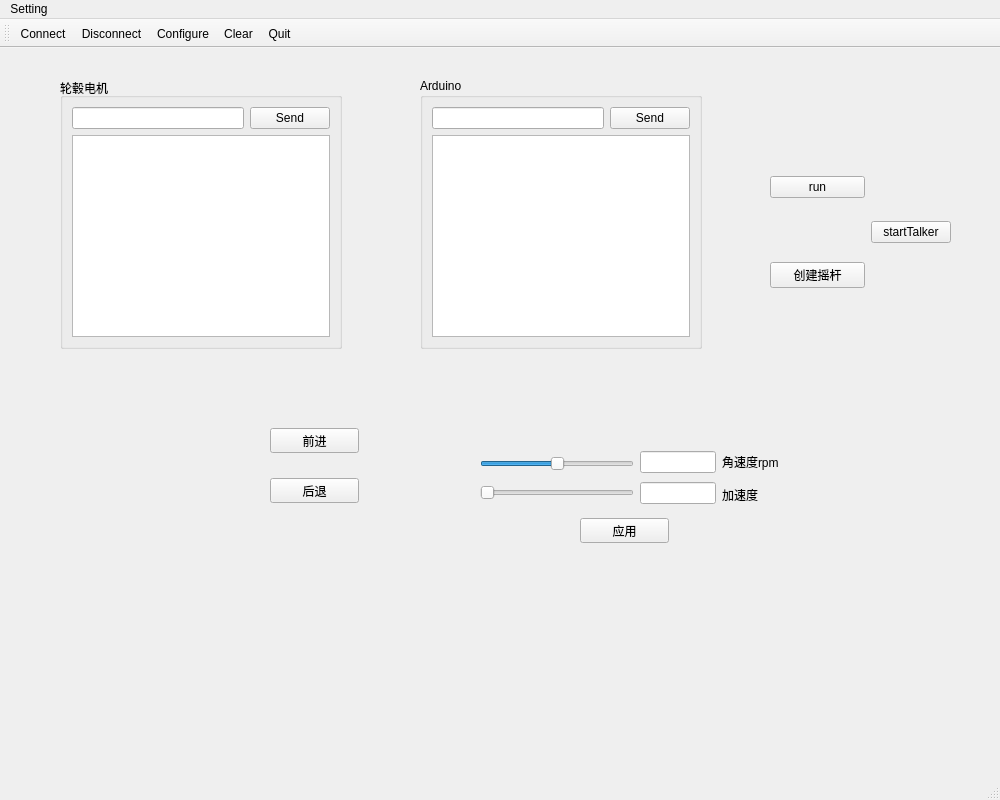
Above: ros/catkin_ws/src/qt_app/ui/mainwindow.ui from djl806943371/graduate_project before the change. Below: the same form after it.
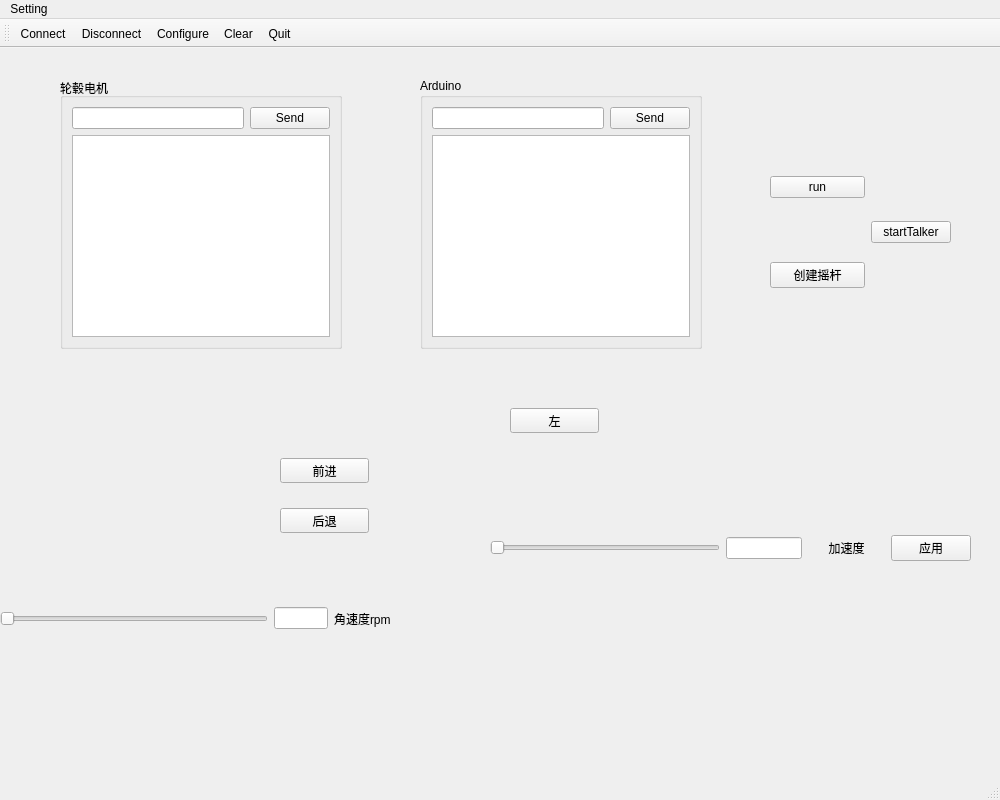
That is the form after the change. Icons and pictures are not drawn. Custom widgets are drawn as their Qt base class.

Diff of the .ui file:
```diff
--- a/ros/catkin_ws/src/qt_app/ui/mainwindow.ui
+++ b/ros/catkin_ws/src/qt_app/ui/mainwindow.ui
@@ -92,8 +92,8 @@
    <widget class="CustomButton" name="rocker">
     <property name="geometry">
      <rect>
-      <x>20</x>
-      <y>320</y>
+      <x>10</x>
+      <y>310</y>
       <width>250</width>
       <height>250</height>
      </rect>
@@ -111,8 +111,8 @@
    <widget class="QPushButton" name="goFront">
     <property name="geometry">
      <rect>
-      <x>270</x>
-      <y>380</y>
+      <x>280</x>
+      <y>410</y>
       <width>89</width>
       <height>25</height>
      </rect>
@@ -136,8 +136,8 @@
    <widget class="QPushButton" name="goBack">
     <property name="geometry">
      <rect>
-      <x>270</x>
-      <y>430</y>
+      <x>280</x>
+      <y>460</y>
       <width>89</width>
       <height>25</height>
      </rect>
@@ -152,71 +152,29 @@
      <number>300</number>
     </property>
    </widget>
-   <widget class="QPushButton" name="applyButton">
-    <property name="geometry">
-     <rect>
-      <x>580</x>
-      <y>470</y>
-      <width>89</width>
-      <height>25</height>
-     </rect>
-    </property>
-    <property name="text">
-     <string>应用</string>
-    </property>
-   </widget>
    <widget class="QWidget" name="layoutWidget2">
     <property name="geometry">
      <rect>
-      <x>480</x>
-      <y>400</y>
-      <width>319</width>
+      <x>490</x>
+      <y>470</y>
+      <width>481</width>
       <height>60</height>
      </rect>
     </property>
-    <layout class="QHBoxLayout" name="horizontalLayout_2" stretch="2,1,1">
-     <item>
-      <layout class="QVBoxLayout" name="verticalLayout_5">
-       <item>
-        <widget class="QSlider" name="rpmSliderBar">
-         <property name="minimum">
-          <number>-100</number>
-         </property>
-         <property name="maximum">
-          <number>100</number>
-         </property>
-         <property name="singleStep">
-          <number>2</number>
-         </property>
-         <property name="orientation">
-          <enum>Qt::Horizontal</enum>
-         </property>
-        </widget>
-       </item>
+    <layout class="QHBoxLayout" name="horizontalLayout_2" stretch="3,1,1,1">
        <item>
         <widget class="QSlider" name="accelerationSliderBar">
          <property name="minimum">
           <number>0</number>
          </property>
          <property name="maximum">
-          <number>10</number>
+        <number>1000</number>
          </property>
          <property name="singleStep">
           <number>2</number>
          </property>
          <property name="orientation">
           <enum>Qt::Horizontal</enum>
-         </property>
-        </widget>
-       </item>
-      </layout>
-     </item>
-     <item>
-      <layout class="QVBoxLayout" name="verticalLayout_4">
-       <item>
-        <widget class="QLineEdit" name="rpmEdit">
-         <property name="readOnly">
-          <bool>true</bool>
          </property>
         </widget>
        </item>
@@ -227,25 +185,22 @@
          </property>
         </widget>
        </item>
-      </layout>
-     </item>
-     <item>
-      <layout class="QVBoxLayout" name="verticalLayout_3">
-       <item>
-        <widget class="QLabel" name="label">
-         <property name="text">
-          <string>角速度rpm</string>
-         </property>
-        </widget>
-       </item>
        <item>
         <widget class="QLabel" name="label_2">
          <property name="text">
           <string>加速度</string>
          </property>
-        </widget>
-       </item>
-      </layout>
+       <property name="alignment">
+        <set>Qt::AlignCenter</set>
+       </property>
+      </widget>
+     </item>
+     <item>
+      <widget class="QPushButton" name="applyButton">
+       <property name="text">
+        <string>应用</string>
+       </property>
+      </widget>
      </item>
     </layout>
    </widget>
@@ -327,6 +282,64 @@
      </item>
     </layout>
    </widget>
+   <widget class="QPushButton" name="goLeftButton">
+    <property name="geometry">
+     <rect>
+      <x>510</x>
+      <y>360</y>
+      <width>89</width>
+      <height>25</height>
+     </rect>
+    </property>
+    <property name="text">
+     <string>左</string>
+    </property>
+    <property name="autoRepeat">
+     <bool>false</bool>
+    </property>
+   </widget>
+   <widget class="QWidget" name="">
+    <property name="geometry">
+     <rect>
+      <x>0</x>
+      <y>550</y>
+      <width>391</width>
+      <height>41</height>
+     </rect>
+    </property>
+    <layout class="QHBoxLayout" name="horizontalLayout_4" stretch="5,1,0">
+     <item>
+      <widget class="QSlider" name="rpmSliderBar">
+       <property name="minimum">
+        <number>0</number>
+       </property>
+       <property name="maximum">
+        <number>200</number>
+       </property>
+       <property name="singleStep">
+        <number>1</number>
+       </property>
+       <property name="orientation">
+        <enum>Qt::Horizontal</enum>
+       </property>
+      </widget>
+     </item>
+     <item>
+      <widget class="QLineEdit" name="rpmEdit">
+       <property name="readOnly">
+        <bool>true</bool>
+       </property>
+      </widget>
+     </item>
+     <item>
+      <widget class="QLabel" name="label">
+       <property name="text">
+        <string>角速度rpm</string>
+       </property>
+      </widget>
+     </item>
+    </layout>
+   </widget>
   </widget>
   <widget class="QMenuBar" name="menubar">
    <property name="geometry">
```
Lines whose indentation alone changed are shown as unchanged.
